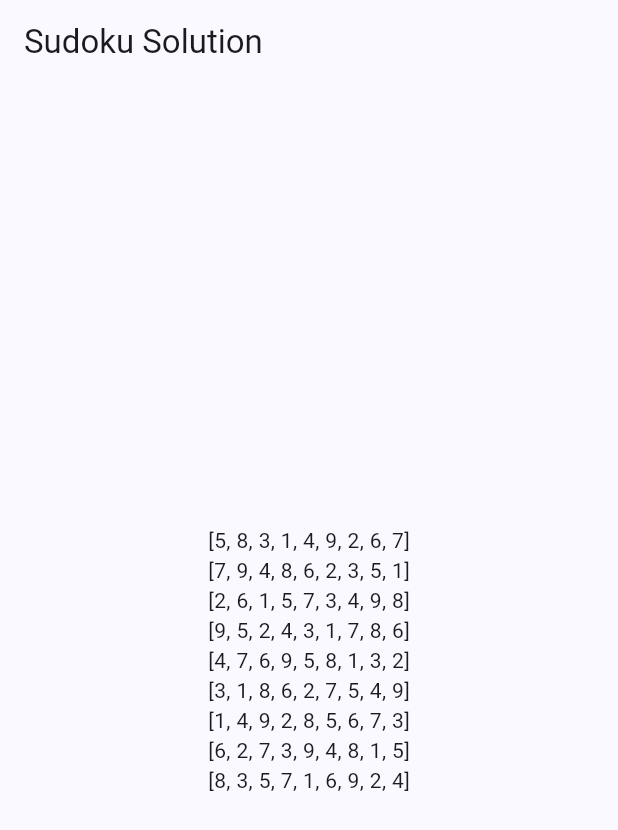
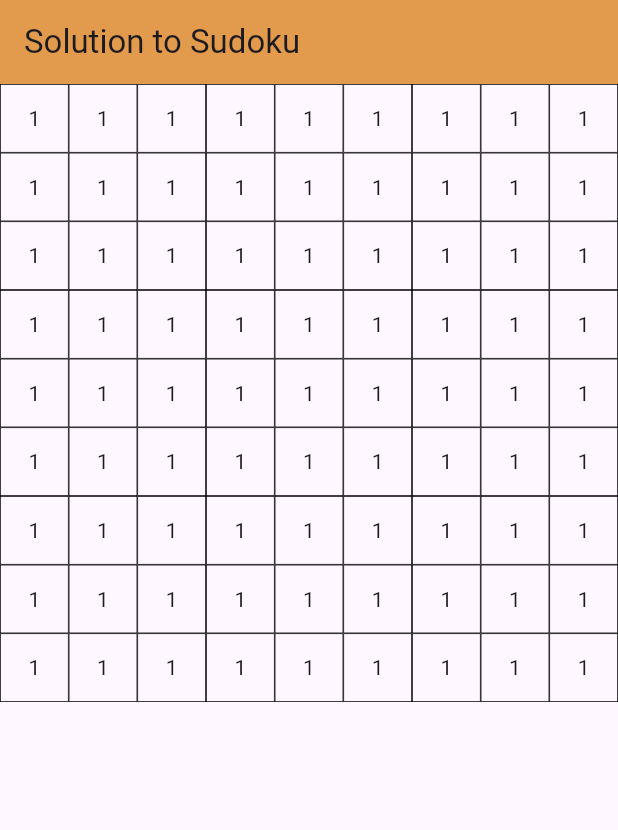
Before and after one commit to yabiy100/sudoSolver, a Flutter app: the screen it shows after launch, on a phone screen of 412 x 824 dp. Shown: the top 830 px of the screen. Run offline on Flutter 3.47's test engine with Material 3 defaults, Android fonts, the phone set to English and light mode, and no system bars.

Commit message:
- Create Sudoku in main - use Grid View to display Sudoku

```diff
--- a/lib/main.dart
+++ b/lib/main.dart
@@ -5,16 +5,7 @@ import 'package:sudoku_solver/screens/solution_screen.dart';
 import 'package:sudoku_solver/screens/titel_screen.dart';
 
 void main() {
-  runApp(const MyApp());
-}
-
-class MyApp extends StatelessWidget {
-  const MyApp({super.key});
-
-  // This widget is the root of your application.
-  @override
-  Widget build(BuildContext context) {
-    Solver testSolver = Solver([
+  Solver testSudoku = Solver([
     "003009267",
     "090860000",
     "201500400",
@@ -25,18 +16,8 @@ class MyApp extends StatelessWidget {
     "000094010",
     "835700900",
   ]);
-    return MaterialApp(
-      title: 'Sudoku Solver',
-      /*inixtialRoute: "/",
-      routes: {
-        "/": (context) => const TitleScreen(),
-        "/input": (context) => const InputScreen(),
-      },*/
-      theme: ThemeData(
-        colorScheme: ColorScheme.fromSeed(seedColor: Colors.blueAccent),
-        useMaterial3: true,
-      ),
-      home: SolutionScreen(sudoku: testSolver),
-    );
+  testSudoku.solveSudoku();
+  runApp(MaterialApp(
+    home: SolutionScreen(sudoku: testSudoku),
+  ));
 }
-}
--- a/lib/screens/solution_screen.dart
+++ b/lib/screens/solution_screen.dart
@@ -1,5 +1,6 @@
 import "package:flutter/material.dart";
 import "package:sudoku_solver/data/repositories/solver.dart";
+
 
 class SolutionScreen extends StatelessWidget {
   final Solver sudoku;
@@ -10,15 +11,24 @@ class SolutionScreen extends StatelessWidget {
   Widget build(BuildContext context) {
     sudoku.solveSudoku();
     return Scaffold(
-      appBar: AppBar(
-        title: const Text('Sudoku Solution'),
-      ),
+        appBar: AppBar(
+          title: const Text("Solution to Sudoku"),
+          backgroundColor: const Color(0xffE29A4C),
+        ),
       body: Center(
-        child: Column(
-          mainAxisAlignment: MainAxisAlignment.center,
-          children: sudoku.getGrid().map((line) {
-            return Text(line.toString());
-          }).toList(),
+        child: GridView.builder(
+          gridDelegate: const SliverGridDelegateWithFixedCrossAxisCount(
+            crossAxisCount: 9,
+            childAspectRatio: 1,
+          ),
+          itemCount: 81,
+          itemBuilder: (context, index) {
+            return Container(
+              decoration: BoxDecoration(border: Border.all(color: Colors.black, width: 0.5)),
+              alignment: Alignment.center,
+              child: Text("1"),
+            );
+          },
         ),
       ),
     );
```
Lines whose indentation alone changed are shown as unchanged.
